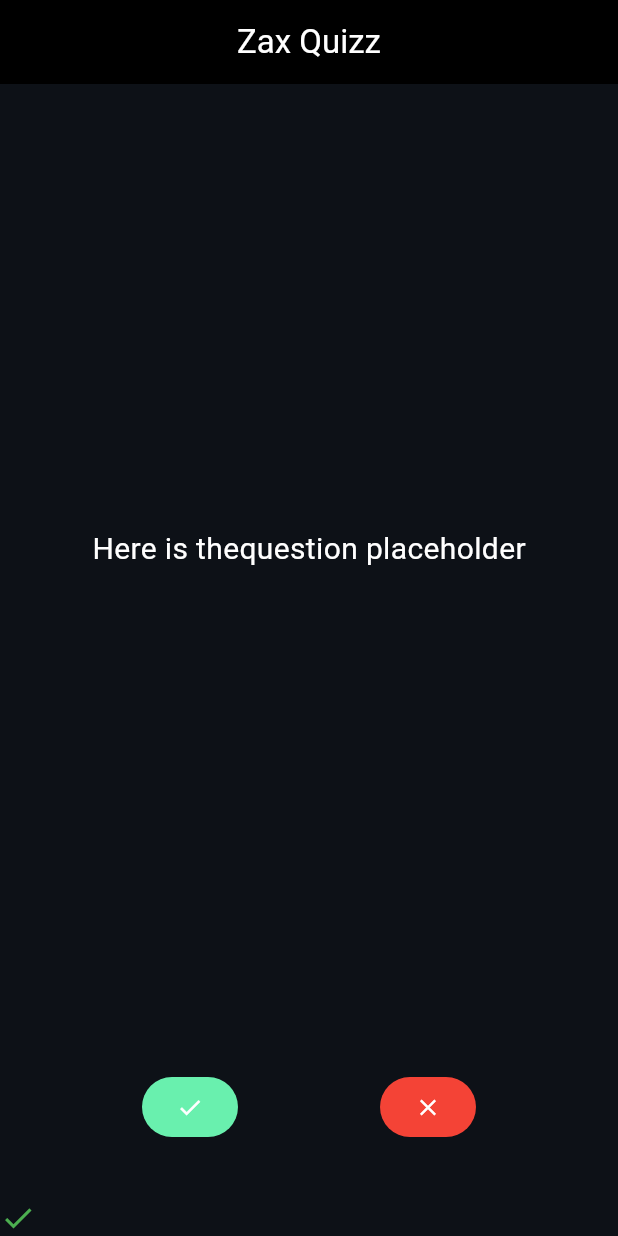
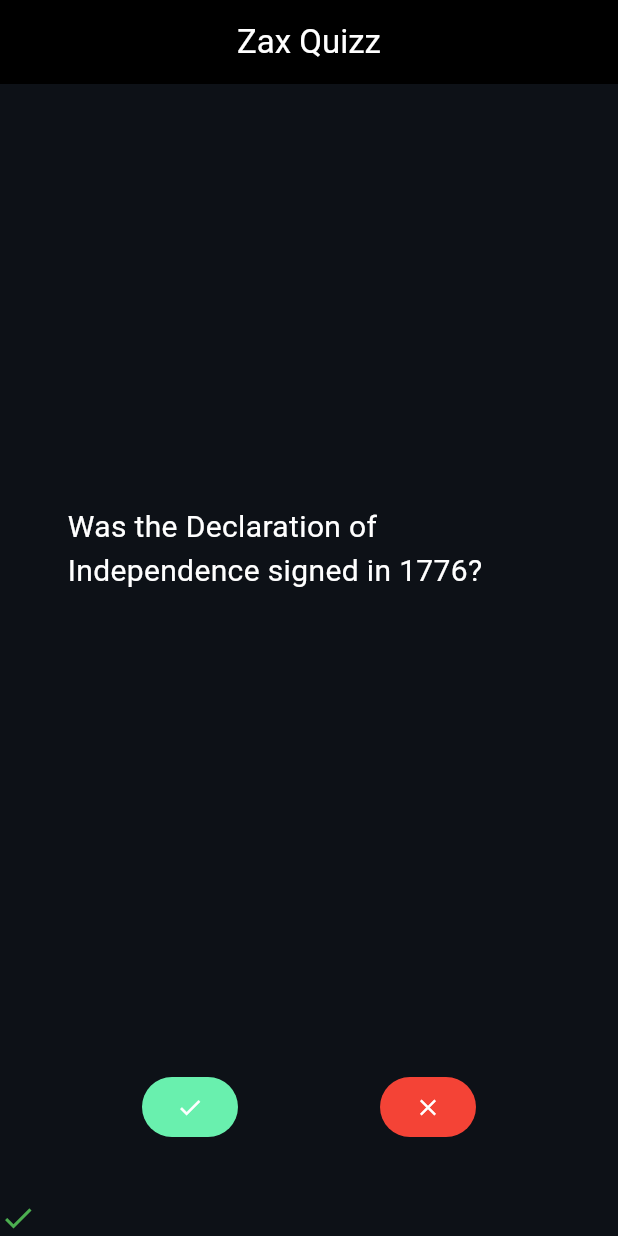
Before and after one commit to ZakariaNasri/Quizzler-App, a Flutter app: the screen it shows after launch, after a tap on the "check" icon, on a phone screen of 412 x 824 dp. Run offline on Flutter 3.47's test engine with Material 3 defaults, Android fonts, the phone set to English and light mode, and no system bars.

Commit message:
adding question class , and Updating main function

```diff
--- a/lib/main.dart
+++ b/lib/main.dart
@@ -1,11 +1,12 @@
 import 'package:flutter/material.dart';
+import 'question.dart';
 
 void main() {
-  runApp(const MyApp());
+  runApp(Quizz());
 }
 
-class MyApp extends StatelessWidget {
-  const MyApp({super.key});
+class Quizz extends StatelessWidget {
+  Quizz({super.key});
 
   // This widget is the root of your application.
   @override
@@ -25,25 +26,47 @@ class QuizPage extends StatefulWidget {
 }
 
 class _QuizPageState extends State<QuizPage> {
-  @override
-  List<Icon> ScoreList = [];
-
+  List<Icon> scoreList = [];
+  // List<String> questions = [
+  //   'Is the sky blue?',
+  //   'Was the Declaration of Independence signed in 1776?',
+  //   'Did Shakespeare write "Harry Potter"?',
+  //   'Is the Earth flat?',
+  //   'Is Tokyo the capital of Japan?',
+  // ];
+  // List<bool> answers = [true, true, false, false, true];
+  int i = 0;
+  List<Question> questionBank = [
+    Question(q: 'Is the sky blue?', a: true),
+    Question(q: 'Was the Declaration of Independence signed in 1776?', a: true),
+    Question(q: 'Did Shakespeare write "Harry Potter"?', a: false),
+    Question(q: 'Is the Earth flat?', a: false),
+    Question(q: 'Is Tokyo the capital of Japan?', a: true),
+  ];
   result(bool answer) {
     var icon;
-    if (answer == true) {
+    if (i < questionBank.length) {
+      if (answer == questionBank[i].answer) {
         icon = Icon(
           Icons.check,
           color: Colors.green,
         );
+        i++;
       } else {
         icon = Icon(
           Icons.close,
           color: Colors.red,
         );
+        i++;
       }
-    ScoreList.add(icon);
+      scoreList.add(icon);
+      print(i);
+    } else {
+      i = 0;
+    }
   }
 
+  @override
   Widget build(BuildContext context) {
     return Scaffold(
       appBar: AppBar(
@@ -67,7 +90,7 @@ class _QuizPageState extends State<QuizPage> {
               child: Center(
                   child: Center(
                 child: Text(
-                  'Here is thequestion placeholder',
+                  questionBank[i].question,
                   style: TextStyle(color: Colors.white, fontSize: 20),
                 ),
               )),
@@ -120,7 +143,7 @@ class _QuizPageState extends State<QuizPage> {
             flex: 0,
             child: Row(
               crossAxisAlignment: CrossAxisAlignment.end,
-              children: ScoreList,
+              children: scoreList,
             ),
           ),
         ],
--- /dev/null
+++ b/lib/question.dart
@@ -0,0 +1,9 @@
+class Question {
+  String question = '';
+  bool answer = true;
+
+  Question({required String q, required bool a}) {
+    question = q;
+    answer = a;
+  }
+}
```
Also changed, not shown: 1 other file. Lines whose indentation alone changed are shown as unchanged.
